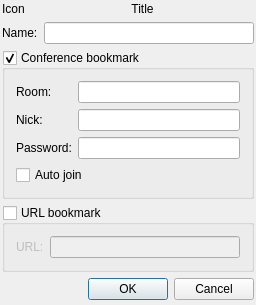
Before: the Qt Designer form src/plugins/bookmarks/editbookmarkdialog2.ui in xnamed/vacuum-im, drawn with Qt 5.
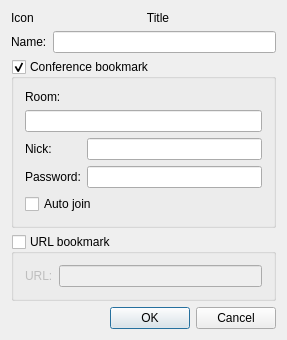
After: the same form once the commit is applied.

Patch:
```diff
--- a/src/plugins/bookmarks/editbookmarkdialog2.ui
+++ b/src/plugins/bookmarks/editbookmarkdialog2.ui
@@ -6,30 +6,24 @@
    <rect>
     <x>0</x>
     <y>0</y>
-    <width>256</width>
-    <height>269</height>
+    <width>287</width>
+    <height>321</height>
    </rect>
   </property>
   <property name="windowTitle">
    <string>Edit bookmark</string>
   </property>
   <layout class="QVBoxLayout" name="verticalLayout">
-   <property name="leftMargin">
-    <number>2</number>
-   </property>
-   <property name="topMargin">
-    <number>2</number>
-   </property>
-   <property name="rightMargin">
-    <number>2</number>
-   </property>
-   <property name="bottomMargin">
-    <number>5</number>
-   </property>
    <item>
     <layout class="QHBoxLayout" name="horizontalLayout">
      <item>
       <widget class="QLabel" name="lblIcon">
+       <property name="sizePolicy">
+        <sizepolicy hsizetype="Preferred" vsizetype="Fixed">
+         <horstretch>0</horstretch>
+         <verstretch>0</verstretch>
+        </sizepolicy>
+       </property>
        <property name="text">
         <string>Icon</string>
        </property>
@@ -38,7 +32,7 @@
      <item>
       <widget class="QLabel" name="lblTitle">
        <property name="sizePolicy">
-        <sizepolicy hsizetype="Expanding" vsizetype="Preferred">
+        <sizepolicy hsizetype="Expanding" vsizetype="Fixed">
          <horstretch>0</horstretch>
          <verstretch>0</verstretch>
         </sizepolicy>
@@ -78,7 +72,7 @@
      <property name="checkable">
       <bool>true</bool>
      </property>
-     <layout class="QGridLayout">
+     <layout class="QGridLayout" name="gridLayout">
       <item row="0" column="0">
        <widget class="QLabel" name="lblRoomJid">
         <property name="text">
@@ -89,10 +83,10 @@
         </property>
        </widget>
       </item>
-      <item row="0" column="1">
+      <item row="1" column="0" colspan="2">
        <widget class="QLineEdit" name="lneRoom"/>
       </item>
-      <item row="1" column="0">
+      <item row="2" column="0">
        <widget class="QLabel" name="lblNick">
         <property name="text">
          <string>Nick:</string>
@@ -102,10 +96,10 @@
         </property>
        </widget>
       </item>
-      <item row="1" column="1">
+      <item row="2" column="1">
        <widget class="QLineEdit" name="lneNick"/>
       </item>
-      <item row="2" column="0">
+      <item row="3" column="0">
        <widget class="QLabel" name="lblPassword">
         <property name="text">
          <string>Password:</string>
@@ -115,14 +109,14 @@
         </property>
        </widget>
       </item>
-      <item row="2" column="1">
+      <item row="3" column="1">
        <widget class="QLineEdit" name="lnePassword">
         <property name="echoMode">
          <enum>QLineEdit::PasswordEchoOnEdit</enum>
         </property>
        </widget>
       </item>
-      <item row="3" column="0" colspan="2">
+      <item row="4" column="0" colspan="2">
        <widget class="QCheckBox" name="chbAutoJoin">
         <property name="text">
          <string>Auto join</string>
@@ -160,6 +154,19 @@
      </layout>
     </widget>
    </item>
+   <item>
+    <spacer name="verticalSpacer">
+     <property name="orientation">
+      <enum>Qt::Vertical</enum>
+     </property>
+     <property name="sizeHint" stdset="0">
+      <size>
+       <width>20</width>
+       <height>40</height>
+      </size>
+     </property>
+    </spacer>
+   </item>
    <item>
     <widget class="QDialogButtonBox" name="bbxButtons">
      <property name="standardButtons">
```
